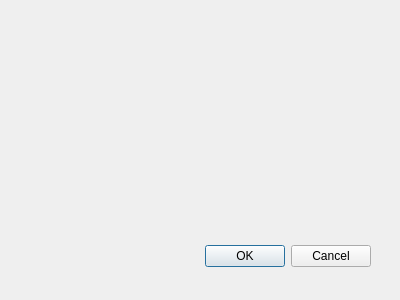
Qt form FilmManager/modifypersondialog.ui (Zachaly/Jipp_Projekt_ZS_NS) before a commit.
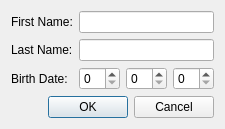
The same form after that commit.

```diff
--- a/FilmManager/modifypersondialog.ui
+++ b/FilmManager/modifypersondialog.ui
@@ -2,33 +2,62 @@
 <ui version="4.0">
  <class>ModifyPersonDialog</class>
  <widget class="QDialog" name="ModifyPersonDialog">
-  <property name="geometry">
-   <rect>
-    <x>0</x>
-    <y>0</y>
-    <width>400</width>
-    <height>300</height>
-   </rect>
-  </property>
   <property name="windowTitle">
    <string>Dialog</string>
   </property>
-  <widget class="QDialogButtonBox" name="buttonBox">
-   <property name="geometry">
-    <rect>
-     <x>30</x>
-     <y>240</y>
-     <width>341</width>
-     <height>32</height>
-    </rect>
-   </property>
-   <property name="orientation">
-    <enum>Qt::Orientation::Horizontal</enum>
-   </property>
-   <property name="standardButtons">
-    <set>QDialogButtonBox::StandardButton::Cancel|QDialogButtonBox::StandardButton::Ok</set>
-   </property>
-  </widget>
+  <layout class="QVBoxLayout" name="verticalLayout">
+   <item>
+    <layout class="QFormLayout" name="formLayout">
+     <item row="0" column="0">
+      <widget class="QLabel" name="labelFirstName">
+       <property name="text">
+        <string>First Name:</string>
+       </property>
+      </widget>
+     </item>
+     <item row="0" column="1">
+      <widget class="QLineEdit" name="firstNameEdit"/>
+     </item>
+     <item row="1" column="0">
+      <widget class="QLabel" name="labelLastName">
+       <property name="text">
+        <string>Last Name:</string>
+       </property>
+      </widget>
+     </item>
+     <item row="1" column="1">
+      <widget class="QLineEdit" name="lastNameEdit"/>
+     </item>
+     <item row="2" column="0">
+      <widget class="QLabel" name="labelBirthDate">
+       <property name="text">
+        <string>Birth Date:</string>
+       </property>
+      </widget>
+     </item>
+     <item row="2" column="1">
+      <layout class="QHBoxLayout" name="dateLayout">
+       <item>
+        <widget class="QSpinBox" name="yearSpin"/>
+       </item>
+       <item>
+        <widget class="QSpinBox" name="monthSpin"/>
+       </item>
+       <item>
+        <widget class="QSpinBox" name="daySpin"/>
+       </item>
+      </layout>
+     </item>
+    </layout>
+   </item>
+   <item>
+    <widget class="QDialogButtonBox" name="buttonBox">
+     <property name="standardButtons">
+      <set>QDialogButtonBox::Cancel|QDialogButtonBox::Ok</set>
+     </property>
+    </widget>
+   </item>
+  </layout>
  </widget>
  <resources/>
  <connections>
```
Left out of the diff: 37 changed lines with no effect on the pictures.
